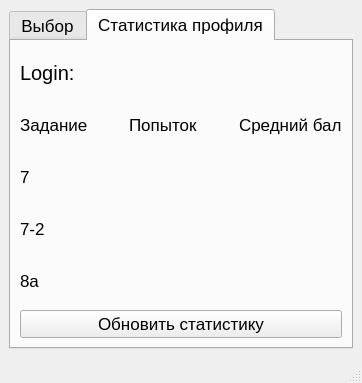
ChibisGames/PyQt_trainer, file data/choice.ui: the form before one commit.
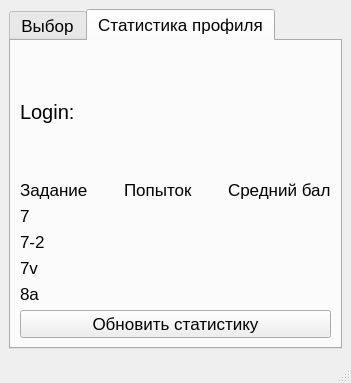
The form after the commit. The open tabs and pages were chosen to show the change.

```diff
--- a/data/choice.ui
+++ b/data/choice.ui
@@ -6,7 +6,7 @@
    <rect>
     <x>0</x>
     <y>0</y>
-    <width>362</width>
+    <width>351</width>
     <height>383</height>
    </rect>
   </property>
@@ -19,8 +19,8 @@
    <string>Тренажёр</string>
   </property>
   <widget class="QWidget" name="centralwidget">
-   <layout class="QFormLayout" name="formLayout">
-    <item row="0" column="0" colspan="2">
+   <layout class="QGridLayout" name="gridLayout_5">
+    <item row="0" column="0">
      <widget class="QTabWidget" name="tabWidget">
       <property name="currentIndex">
        <number>0</number>
@@ -101,7 +101,7 @@
        </attribute>
        <layout class="QGridLayout" name="gridLayout_3">
         <item row="0" column="0">
-         <layout class="QGridLayout" name="gridLayout_2">
+         <layout class="QGridLayout" name="gridLayout_4">
           <item row="0" column="0">
            <widget class="QLabel" name="la_login">
             <property name="font">
@@ -114,7 +114,7 @@
             </property>
            </widget>
           </item>
-          <item row="0" column="1" colspan="3">
+          <item row="0" column="1">
            <widget class="QLabel" name="la_login_2">
             <property name="font">
              <font>
@@ -126,7 +126,23 @@
             </property>
            </widget>
           </item>
-          <item row="1" column="0" colspan="4">
+          <item row="2" column="0" colspan="2">
+           <widget class="QPushButton" name="reload_stats">
+            <property name="text">
+             <string>Обновить статистику</string>
+            </property>
+           </widget>
+          </item>
+          <item row="1" column="0" colspan="2">
+           <layout class="QGridLayout" name="gridLayout_2">
+            <item row="4" column="0">
+             <widget class="QLabel" name="label_11">
+              <property name="text">
+               <string>8a</string>
+              </property>
+             </widget>
+            </item>
+            <item row="0" column="0" colspan="5">
            <layout class="QHBoxLayout" name="horizontalLayout">
             <item>
              <widget class="QLabel" name="label_2">
@@ -151,77 +167,92 @@
             </item>
            </layout>
           </item>
-          <item row="2" column="0" colspan="2">
+            <item row="2" column="0">
+             <widget class="QLabel" name="label_8">
+              <property name="text">
+               <string>7-2</string>
+              </property>
+             </widget>
+            </item>
+            <item row="1" column="0">
            <widget class="QLabel" name="label_5">
+              <property name="minimumSize">
+               <size>
+                <width>90</width>
+                <height>0</height>
+               </size>
+              </property>
             <property name="text">
              <string>7</string>
             </property>
            </widget>
           </item>
-          <item row="2" column="2">
-           <widget class="QLabel" name="ltry71">
+            <item row="3" column="0">
+             <widget class="QLabel" name="label_12">
             <property name="text">
-             <string/>
+               <string>7v</string>
             </property>
            </widget>
           </item>
-          <item row="2" column="3">
+            <item row="1" column="3" colspan="2">
            <widget class="QLabel" name="lmb71">
             <property name="text">
              <string/>
             </property>
            </widget>
           </item>
-          <item row="3" column="0" colspan="2">
-           <widget class="QLabel" name="label_8">
+            <item row="1" column="1" colspan="2">
+             <widget class="QLabel" name="ltry71">
             <property name="text">
-             <string>7-2</string>
-            </property>
-           </widget>
-          </item>
-          <item row="3" column="2">
-           <widget class="QLabel" name="ltry72">
-            <property name="text">
              <string/>
             </property>
            </widget>
           </item>
-          <item row="3" column="3">
-           <widget class="QLabel" name="lmb72">
-            <property name="text">
-             <string/>
-            </property>
-           </widget>
-          </item>
-          <item row="4" column="0" colspan="2">
-           <widget class="QLabel" name="label_11">
-            <property name="text">
-             <string>8a</string>
-            </property>
-           </widget>
-          </item>
-          <item row="4" column="2">
-           <widget class="QLabel" name="ltry8a">
-            <property name="text">
-             <string/>
-            </property>
-           </widget>
-          </item>
-          <item row="4" column="3">
+            <item row="4" column="3" colspan="2">
            <widget class="QLabel" name="lmb8a">
             <property name="text">
              <string/>
             </property>
            </widget>
           </item>
-         </layout>
-        </item>
-        <item row="1" column="0">
-         <widget class="QPushButton" name="reload_stats">
+            <item row="4" column="1" colspan="2">
+             <widget class="QLabel" name="ltry8a">
+              <property name="text">
+               <string/>
+              </property>
+             </widget>
+            </item>
+            <item row="3" column="3" colspan="2">
+             <widget class="QLabel" name="lmb7v">
           <property name="text">
-           <string>Обновить статистику</string>
-          </property>
-         </widget>
+               <string/>
+              </property>
+             </widget>
+            </item>
+            <item row="3" column="1" colspan="2">
+             <widget class="QLabel" name="ltry7v">
+              <property name="text">
+               <string/>
+              </property>
+             </widget>
+            </item>
+            <item row="2" column="3" colspan="2">
+             <widget class="QLabel" name="lmb72">
+              <property name="text">
+               <string/>
+              </property>
+             </widget>
+            </item>
+            <item row="2" column="1" colspan="2">
+             <widget class="QLabel" name="ltry72">
+              <property name="text">
+               <string/>
+              </property>
+             </widget>
+            </item>
+           </layout>
+          </item>
+         </layout>
         </item>
        </layout>
       </widget>
```
Left out of the diff: 43 changed lines with no effect on the pictures. Lines whose indentation alone changed are shown as unchanged.
